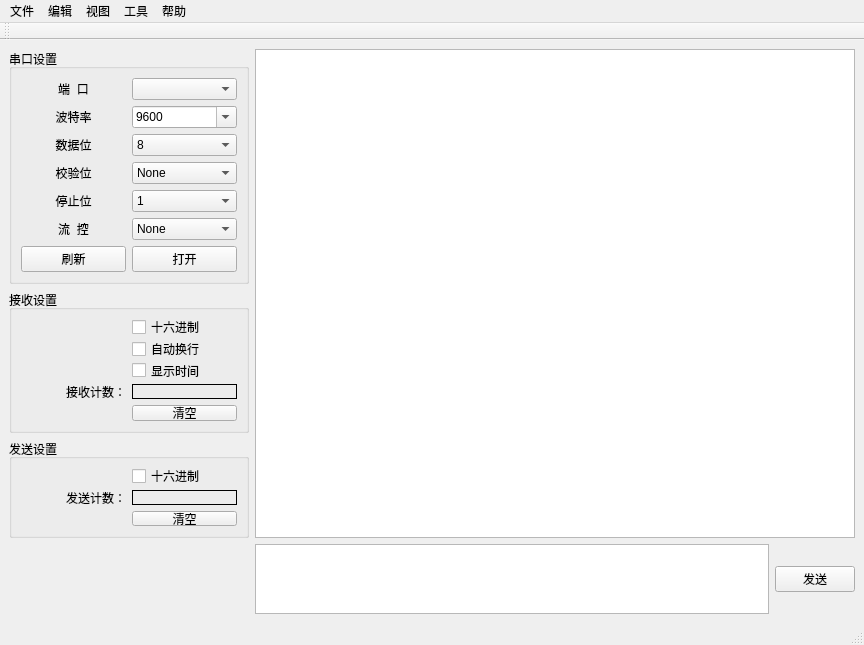
Before: the Qt Designer form main.ui in LogicPi-cn/SerialMasterPyqt5, drawn with Qt 5.
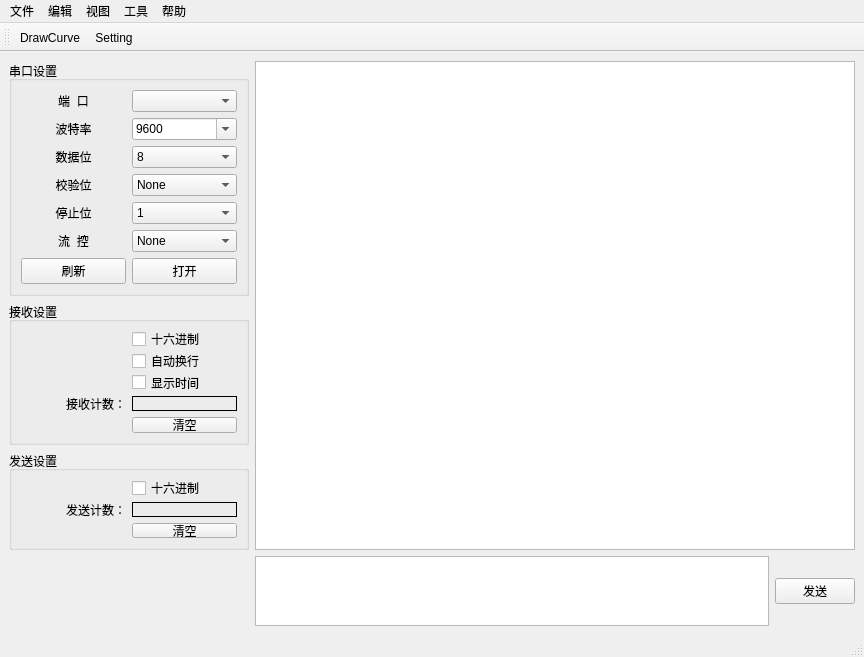
After: the same form once the commit is applied. Icons and pictures are not drawn.

Patch:
```diff
--- a/main.ui
+++ b/main.ui
@@ -7,7 +7,7 @@
     <x>0</x>
     <y>0</y>
     <width>864</width>
-    <height>623</height>
+    <height>645</height>
    </rect>
   </property>
   <property name="minimumSize">
@@ -398,7 +398,27 @@
    <attribute name="toolBarBreak">
     <bool>false</bool>
    </attribute>
+   <addaction name="actionDrawCurve"/>
+   <addaction name="actionSetting"/>
   </widget>
+  <action name="actionDrawCurve">
+   <property name="icon">
+    <iconset resource="source.qrc">
+     <normaloff>:/icon/曲线.png</normaloff>:/icon/曲线.png</iconset>
+   </property>
+   <property name="text">
+    <string>DrawCurve</string>
+   </property>
+  </action>
+  <action name="actionSetting">
+   <property name="icon">
+    <iconset resource="source.qrc">
+     <normaloff>:/icon/设 置.png</normaloff>:/icon/设 置.png</iconset>
+   </property>
+   <property name="text">
+    <string>Setting</string>
+   </property>
+  </action>
  </widget>
  <resources>
   <include location="source.qrc"/>
```
